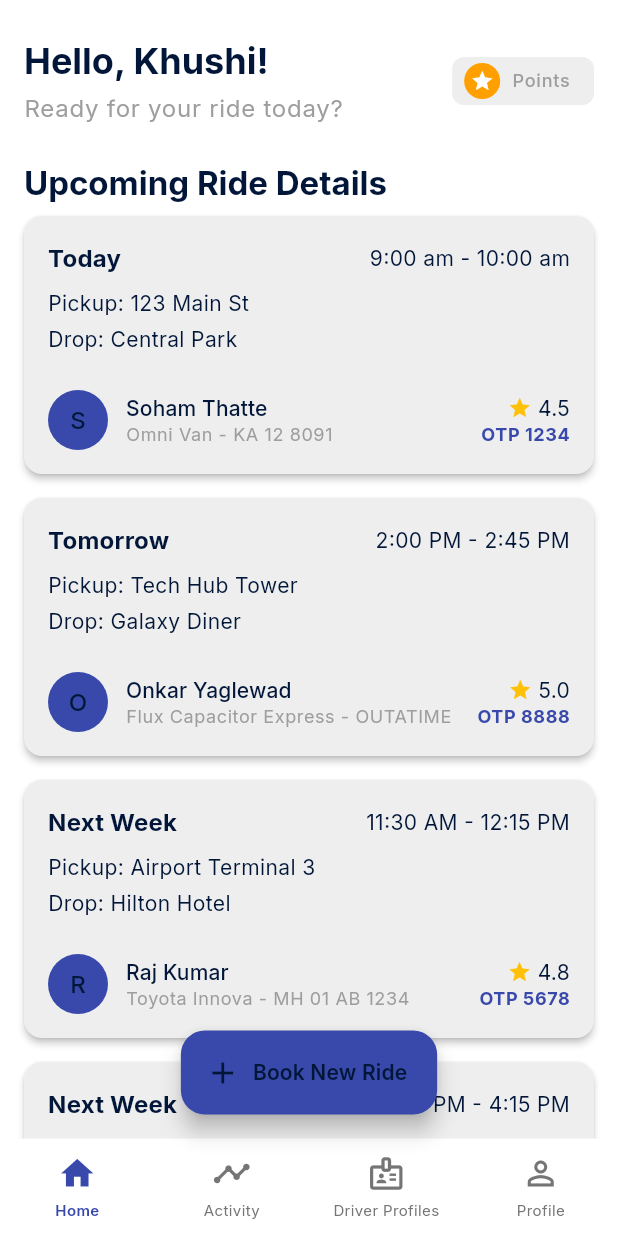
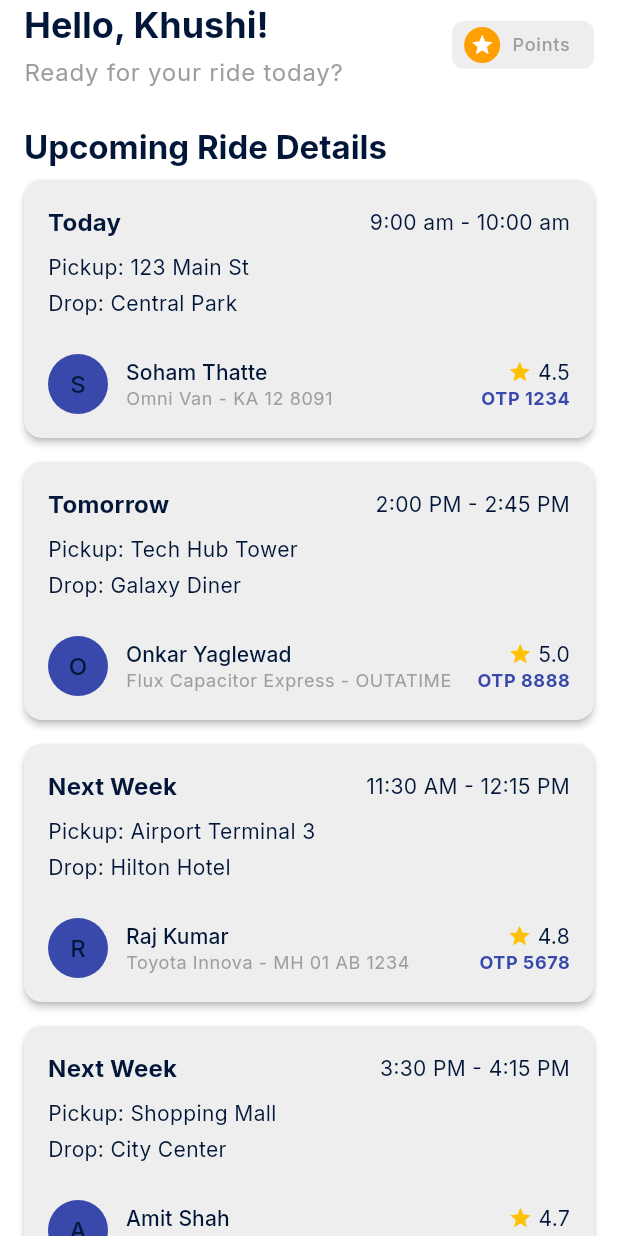
Before and after one commit to once-human/via-commuter, a Flutter app: the HomeScreen screen opened directly, on a phone screen of 412 x 824 dp. Run offline on Flutter 3.47's test engine with Material 3 defaults, Android fonts, the phone set to English and light mode, and no system bars; drawn by our look-alikes of dynamic_color; our stand-ins replace country_picker, flutter_svg, go_router.

Commit message:
implemented screen structure

```diff
--- a/lib/presentation/screens/home_screen.dart
+++ b/lib/presentation/screens/home_screen.dart
@@ -139,38 +139,38 @@ class HomeScreen extends StatelessWidget {
     );
 
     return Scaffold(
-      body: RepaintBoundary(
+      body: Column(
+        children: [
+          // Fixed Header Section
+          RepaintBoundary(
+            child: Container(
+              // Use background color from theme
+              color: theme.scaffoldBackgroundColor,
+              padding: EdgeInsets.only(
+                // Add status bar padding and horizontal padding
+                top: MediaQuery.of(context).padding.top,
+                left: 16.0,
+                right: 16.0,
+                bottom: 16.0, // Add some padding below the greeting
+              ),
+              child: _buildGreeting(context, colorScheme, textTheme, userName),
+            ),
+          ),
+          // Scrollable Content Section
+          Expanded(
+            child: RepaintBoundary(
               child: CustomScrollView(
                 physics: const ClampingScrollPhysics(
                   parent: AlwaysScrollableScrollPhysics(),
                 ),
                 cacheExtent: 1000,
                 slivers: [
-            SliverPersistentHeader(
-              floating: true,
-              delegate: _SliverAppBarDelegate(
-                minHeight: MediaQuery.of(context).padding.top + 24,
-                maxHeight: MediaQuery.of(context).padding.top + 24,
-                child: RepaintBoundary(
-                  child: Container(
-                    color: theme.scaffoldBackgroundColor,
-                    padding: EdgeInsets.only(
-                      top: MediaQuery.of(context).padding.top,
-                    ),
-                  ),
-                ),
-              ),
-            ),
-            SliverToBoxAdapter(
-              child: RepaintBoundary(
-                child: Padding(
-                  padding: const EdgeInsets.symmetric(horizontal: 16.0),
-                  child: _buildGreeting(context, colorScheme, textTheme, userName),
-                ),
-              ),
-            ),
+                  // Remove SliverPersistentHeader - padding handled above
+                  // Remove SliverToBoxAdapter for greeting - moved above
+
+                  // Spacing before "Upcoming Ride Details"
                   const SliverToBoxAdapter(
-              child: SizedBox(height: 24),
+                    child: SizedBox(height: 8), // Reduced top spacing
                   ),
                   if (hasUpcomingRides)
                     SliverToBoxAdapter(
@@ -221,18 +221,9 @@ class HomeScreen extends StatelessWidget {
                 ],
               ),
             ),
-      floatingActionButton: FloatingActionButton.extended(
-        onPressed: () {
-          HapticFeedback.lightImpact();
-          // TODO: Navigate to booking screen
-        },
-        label: const Text('Book New Ride'),
-        icon: const Icon(Icons.add),
-        backgroundColor: colorScheme.primaryContainer,
-        foregroundColor: colorScheme.onPrimaryContainer,
           ),
-      floatingActionButtonLocation: FloatingActionButtonLocation.centerFloat,
-      bottomNavigationBar: const BottomNavBar(currentIndex: 0),
+        ],
+      ),
     );
   }
 
@@ -383,33 +374,3 @@ class HomeScreen extends StatelessWidget {
     );
   }
 }
-
-class _SliverAppBarDelegate extends SliverPersistentHeaderDelegate {
-  _SliverAppBarDelegate({
-    required this.minHeight,
-    required this.maxHeight,
-    required this.child,
-  });
-
-  final double minHeight;
-  final double maxHeight;
-  final Widget child;
-
-  @override
-  double get minExtent => minHeight;
-
-  @override
-  double get maxExtent => maxHeight;
-
-  @override
-  Widget build(BuildContext context, double shrinkOffset, bool overlapsContent) {
-    return SizedBox.expand(child: child);
-  }
-
-  @override
-  bool shouldRebuild(_SliverAppBarDelegate oldDelegate) {
-    return maxHeight != oldDelegate.maxHeight ||
-        minHeight != oldDelegate.minHeight ||
-        child != oldDelegate.child;
-  }
-}
```
Also changed, not shown: lib/app/router.dart (+7 -1 lines), lib/presentation/screens/activity_screen.dart (added, +17 -0 lines), lib/presentation/screens/driver_profiles_screen.dart (added, +17 -0 lines), lib/presentation/screens/main_screen.dart (added, +65 -0 lines), lib/presentation/screens/profile_screen.dart (added, +28 -0 lines), lib/presentation/screens/settings_screen.dart (added, +17 -0 lines), lib/presentation/widgets/bottom_navbar.dart (+13 -7 lines). Lines whose indentation alone changed are shown as unchanged.
